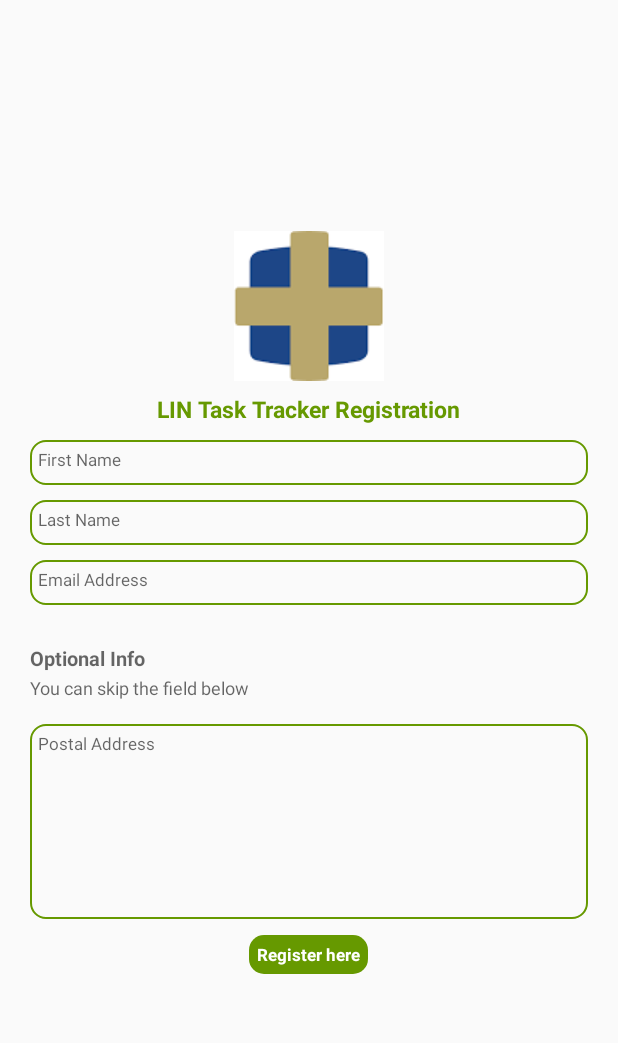
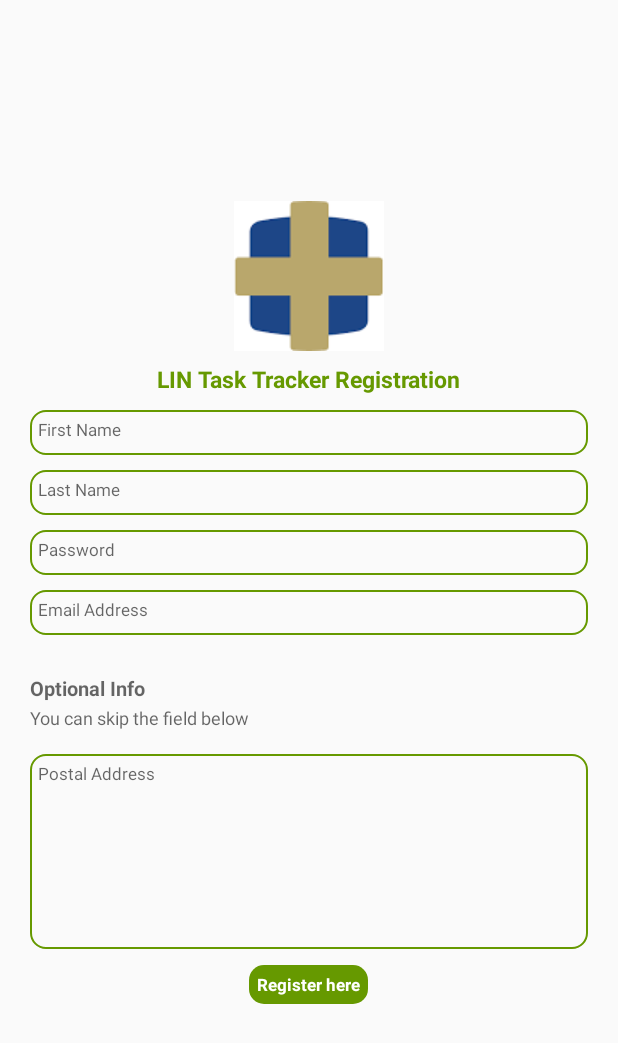
Before and after one commit to anthony-kakatera/LIN-Task-Tracker, an Android app: the layout activity_register_layout.xml on its own in the app's theme, with its tools: preview values and no code run, on a phone screen of 412 x 824 dp. Shown: the top 1043 px of the screen. Run offline under Robolectric (Android 15) with nearby library versions, the phone set to English and light mode, and no system bars; network calls fail.

Commit message:
Adjusted all volley requests to consume first_name and last_name instead of name

```diff
--- a/app/src/main/java/com/anthonycraigkakatera/tasktracker/LoginActivity.java
+++ b/app/src/main/java/com/anthonycraigkakatera/tasktracker/LoginActivity.java
@@ -76,7 +76,7 @@ public class LoginActivity extends AppCompatActivity {
                 JSONObject object = (JSONObject) jsonArray.get(i);
                 //create complete object
                 StaffMember staffMember = new StaffMember(
-                        object.getString("name"),
+                        object.getString("first_name") + " " + object.getString("last_name"),
                         object.getString("id"));
                 //adding to list
                 tempStaffMember = staffMember;
--- a/app/src/main/java/com/anthonycraigkakatera/tasktracker/RegisterActivity.java
+++ b/app/src/main/java/com/anthonycraigkakatera/tasktracker/RegisterActivity.java
@@ -26,7 +26,7 @@ import java.util.Map;
 
 public class RegisterActivity extends AppCompatActivity {
     //getting all fields
-    private EditText firstName, lastName, email, postalAddress;
+    private EditText firstName, lastName, email, postalAddress, password;
     private TextView registerButton;
 
     private StaffMember tempStaffMember;;
@@ -62,6 +62,7 @@ public class RegisterActivity extends AppCompatActivity {
                 Map<String, String> params = new HashMap<>();
                 params.put("first_name", firstName.getText().toString());
                 params.put("last_name", lastName.getText().toString());
+                params.put("password", password.getText().toString());
                 params.put("email_address", email.getText().toString());
                 params.put("postal_address", postalAddress.getText().toString());
                 return params;
@@ -79,7 +80,7 @@ public class RegisterActivity extends AppCompatActivity {
                 JSONObject object = (JSONObject) jsonArray.get(i);
                 //create complete object
                 StaffMember staffMember = new StaffMember(
-                        object.getString("name"),
+                        object.getString("first_name") + " " + object.getString("last_name"),
                         object.getString("id"));
                 //adding to list
                 tempStaffMember = staffMember;
@@ -102,6 +103,7 @@ public class RegisterActivity extends AppCompatActivity {
         lastName = (EditText) findViewById(R.id.lastName);
         email = (EditText) findViewById(R.id.email);
         postalAddress = (EditText) findViewById(R.id.postalAddress);
+        password = (EditText) findViewById(R.id.password);
         registerButton = (TextView) findViewById(R.id.registerButton);
     }
 
--- a/app/src/main/res/layout/activity_login_layout.xml
+++ b/app/src/main/res/layout/activity_login_layout.xml
@@ -30,7 +30,7 @@
         android:id="@+id/username"
         android:background="@drawable/circleoutline"
         android:layout_marginTop="10dp"
-        android:hint="Username"
+        android:hint="email"
         android:textSize="11sp"
         android:padding="5dp"
         android:textColorHint="#99000000"
--- a/app/src/main/res/layout/activity_register_layout.xml
+++ b/app/src/main/res/layout/activity_register_layout.xml
@@ -51,6 +51,21 @@
         android:gravity="top"
         android:layout_marginRight="20dp"
         android:layout_marginLeft="20dp"/>
+
+    <EditText
+        android:layout_width="match_parent"
+        android:layout_height="30dp"
+        android:background="@drawable/circleoutline"
+        android:layout_marginTop="10dp"
+        android:hint="Password"
+        android:id="@+id/password"
+        android:textSize="11sp"
+        android:padding="5dp"
+        android:textColorHint="#99000000"
+        android:gravity="top"
+        android:layout_marginRight="20dp"
+        android:layout_marginLeft="20dp"/>
+
     <EditText
         android:layout_width="match_parent"
         android:layout_height="30dp"
```
Also changed, not shown: app/src/main/java/com/anthonycraigkakatera/tasktracker/ViewActivity.java (+31 -29 lines).
